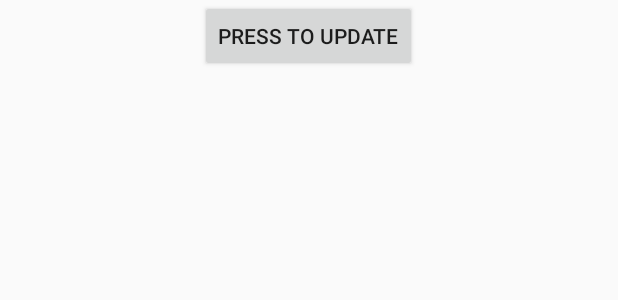
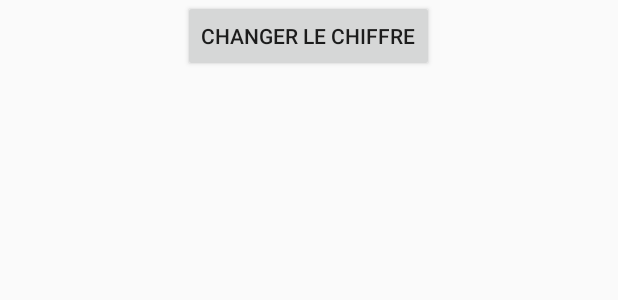
Before and after one commit to floriantainlot/test, an Android app: the layout fragment_rsslist_overview.xml on its own in the app's theme, with its tools: preview values and no code run, on a phone screen of 412 x 824 dp. Shown: the top 300 px of the screen. Run offline under Robolectric (Android 15) with nearby library versions, the phone set to English and light mode, and no system bars.

Commit message:
Second commit pour tester

```diff
--- a/app/src/main/res/layout/fragment_rsslist_overview.xml
+++ b/app/src/main/res/layout/fragment_rsslist_overview.xml
@@ -8,7 +8,7 @@
         android:id="@+id/button1"
         android:layout_width="wrap_content"
         android:layout_height="wrap_content"
-        android:text="Press to update"
+        android:text="Changer le chiffre"
         android:layout_gravity="center_horizontal" />
 
 </LinearLayout>
```
